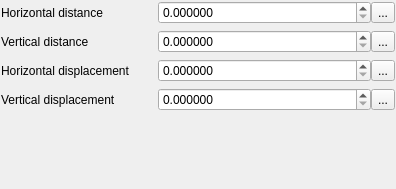
Old version of the form src/ui/symbollayer/widget_pointpatternfill.ui in the repository qgis/QGIS.
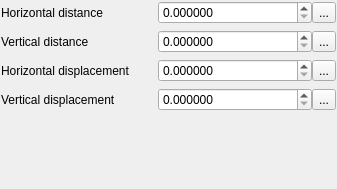
New version of the form. Custom widgets are drawn as their Qt base class.

```diff
--- a/src/ui/symbollayer/widget_pointpatternfill.ui
+++ b/src/ui/symbollayer/widget_pointpatternfill.ui
@@ -6,7 +6,7 @@
    <rect>
     <x>0</x>
     <y>0</y>
-    <width>396</width>
+    <width>337</width>
     <height>189</height>
    </rect>
   </property>
```
Left out of the diff: 11 changed lines with no effect on the pictures.
